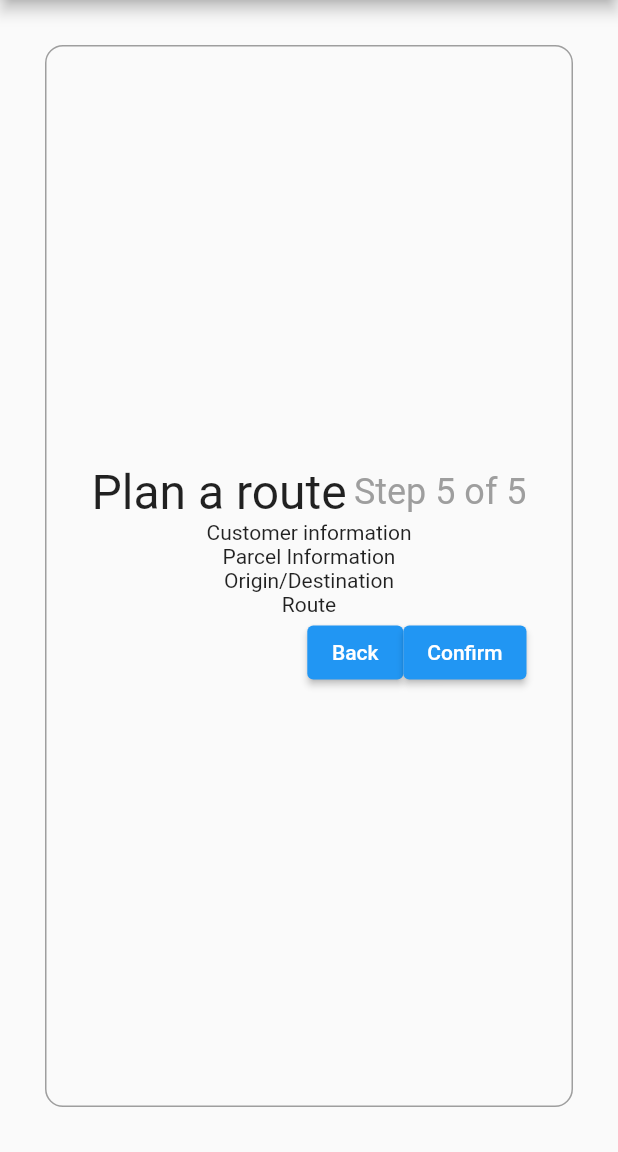
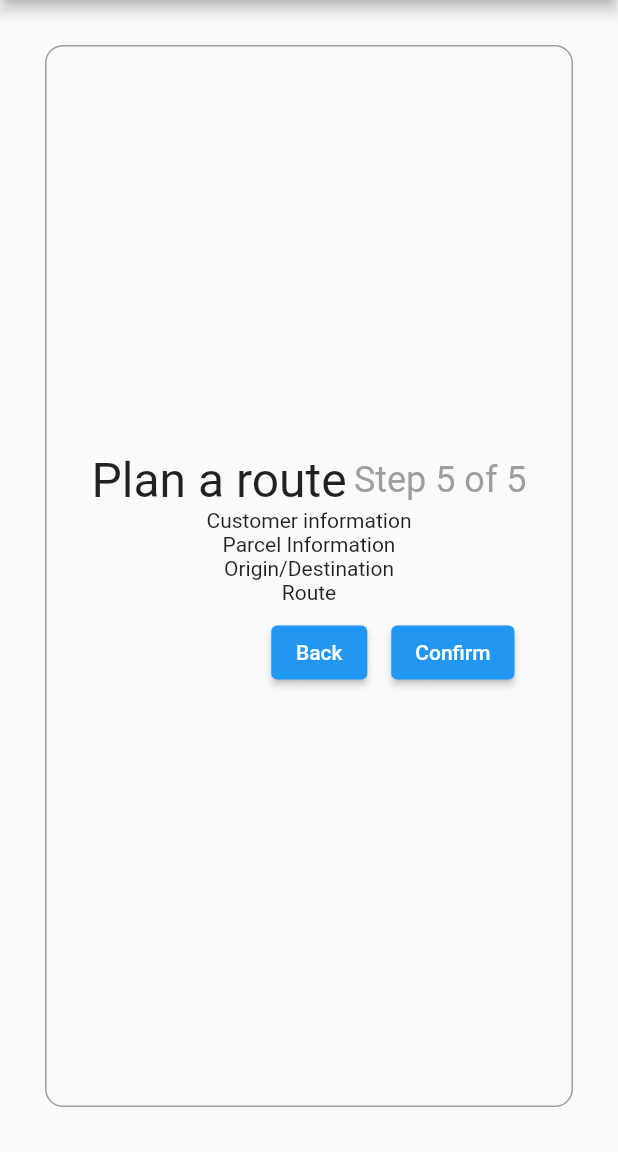
Before and after one commit to mfthorhauge/CES_FLUTTER, a Flutter app: the PlanRouteConfirmation screen opened directly, on a phone screen of 412 x 824 dp, the part 84-1236 px from its top. Run offline on Flutter 3.47's test engine with Material 2 defaults, Android fonts, the phone set to English and light mode, and no system bars; network calls fail.

Commit message:
add padding to buttons

```diff
--- a/lib/screens/route/plan_route_confirmation.dart
+++ b/lib/screens/route/plan_route_confirmation.dart
@@ -69,14 +69,19 @@ class PlanRouteConfirmation extends StatelessWidget {
             ]),
             Row(children: [
               const Spacer(),
-              ElevatedButton(
+              Padding(
+                padding: const EdgeInsets.all(8.0),
+                child: ElevatedButton(
                     onPressed: () {
                       Navigator.pop(
                         context,
                       );
                     },
                     child: const Text("Back")),
-              ElevatedButton(
+              ),
+              Padding(
+                padding: const EdgeInsets.all(8.0),
+                child: ElevatedButton(
                     onPressed: () {
                       Navigator.pushNamed(
                         context,
@@ -84,6 +89,7 @@ class PlanRouteConfirmation extends StatelessWidget {
                       );
                     },
                     child: const Text("Confirm")),
+              ),
             ]),
           ],
         ),
--- a/lib/screens/route/plan_route_customer.dart
+++ b/lib/screens/route/plan_route_customer.dart
@@ -90,7 +90,9 @@ class _PlanRouteCustomerState extends State<PlanRouteCustomer> {
             ),
             Row(children: [
               const Spacer(),
-              ElevatedButton(
+              Padding(
+                padding: const EdgeInsets.all(8.0),
+                child: ElevatedButton(
                     onPressed: () {
                       Navigator.pushNamed(
                         context,
@@ -98,6 +100,7 @@ class _PlanRouteCustomerState extends State<PlanRouteCustomer> {
                       );
                     },
                     child: const Text("Next Step")),
+              ),
             ]),
           ],
         ),
```
Also changed, not shown: lib/screens/route/plan_route_addresses.dart (+8 -2 lines), lib/screens/route/plan_route_choices.dart (+8 -2 lines), lib/screens/route/plan_route_parcel.dart (+8 -2 lines). Lines whose indentation alone changed are shown as unchanged.
